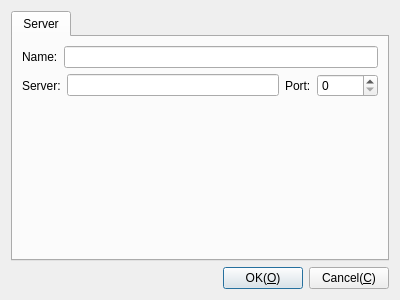
Before: the Qt Designer form Plugins/Telnet/DlgSettingsTelnet.ui in KangLin/RabbitRemoteControl, drawn with Qt 5.
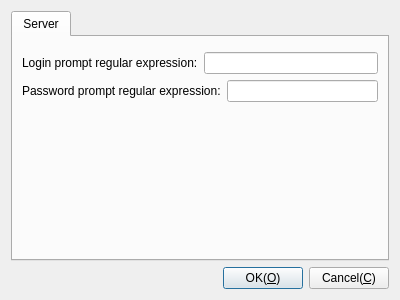
After: the same form once the commit is applied. Custom widgets are drawn as their Qt base class.

Commit message: Plugins::Telnet: Modify telnet

What changed in the file:
```diff
--- a/Plugins/Telnet/DlgSettingsTelnet.ui
+++ b/Plugins/Telnet/DlgSettingsTelnet.ui
@@ -22,58 +22,37 @@
       </attribute>
       <layout class="QGridLayout" name="gridLayout_2">
        <item row="0" column="0">
-        <layout class="QHBoxLayout" name="horizontalLayout_3">
-         <item>
-          <widget class="QLabel" name="label_3">
-           <property name="text">
-            <string>Name:</string>
-           </property>
-          </widget>
-         </item>
-         <item>
-          <widget class="QLineEdit" name="leName">
-           <property name="toolTip">
-            <string>Connecter name</string>
-           </property>
-           <property name="statusTip">
-            <string>Connecter name</string>
-           </property>
-           <property name="whatsThis">
-            <string>Connecter name</string>
-           </property>
-          </widget>
-         </item>
-        </layout>
+        <widget class="CParameterNetUI" name="wNet" native="true"/>
        </item>
        <item row="1" column="0">
         <layout class="QHBoxLayout" name="horizontalLayout_2">
          <item>
           <widget class="QLabel" name="label">
            <property name="text">
-            <string>Server:</string>
+            <string>Login prompt regular expression:</string>
            </property>
           </widget>
          </item>
          <item>
-          <widget class="QLineEdit" name="leHost"/>
-         </item>
-         <item>
-          <widget class="QLabel" name="label_2">
-           <property name="text">
-            <string>Port:</string>
-           </property>
-          </widget>
-         </item>
-         <item>
-          <widget class="QSpinBox" name="spPort">
-           <property name="maximum">
-            <number>65536</number>
-           </property>
-          </widget>
+          <widget class="QLineEdit" name="leLogin"/>
          </item>
         </layout>
        </item>
        <item row="2" column="0">
+        <layout class="QHBoxLayout" name="horizontalLayout_3">
+         <item>
+          <widget class="QLabel" name="label_2">
+           <property name="text">
+            <string>Password prompt regular expression:</string>
+           </property>
+          </widget>
+         </item>
+         <item>
+          <widget class="QLineEdit" name="lePassword"/>
+         </item>
+        </layout>
+       </item>
+       <item row="3" column="0">
         <spacer name="verticalSpacer">
          <property name="orientation">
           <enum>Qt::Vertical</enum>
@@ -81,7 +60,7 @@
          <property name="sizeHint" stdset="0">
           <size>
            <width>20</width>
-           <height>40</height>
+           <height>179</height>
           </size>
          </property>
         </spacer>
@@ -123,6 +102,14 @@
    </item>
   </layout>
  </widget>
+ <customwidgets>
+  <customwidget>
+   <class>CParameterNetUI</class>
+   <extends>QWidget</extends>
+   <header location="global">ParameterNetUI.h</header>
+   <container>1</container>
+  </customwidget>
+ </customwidgets>
  <resources/>
  <connections/>
 </ui>
```
Left out of the diff: 4 changed lines with no effect on the pictures. The commit also changes 27 other files.
